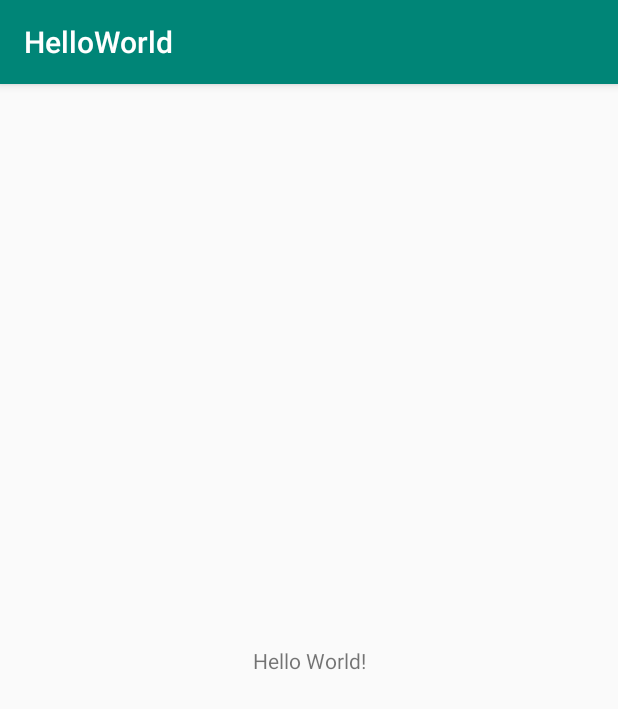
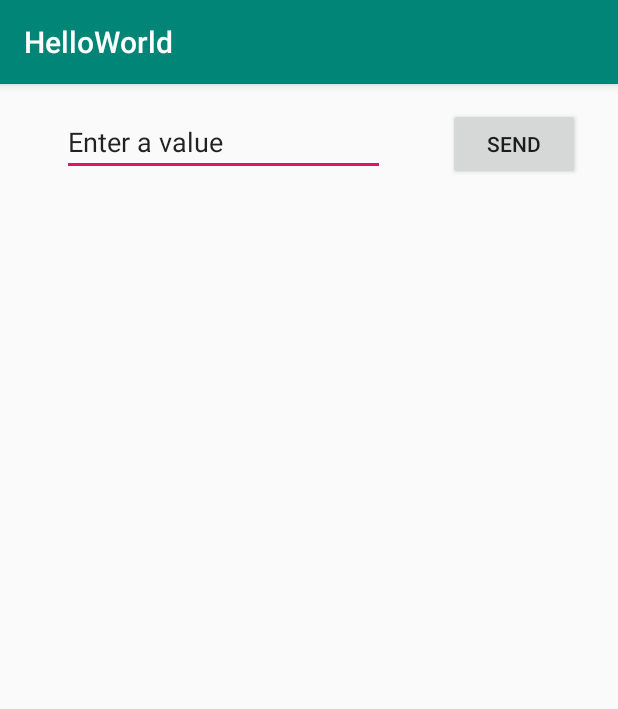
Before and after one commit to Iotaslair/Milestone, an Android app: the screen it shows after launch (MainActivity), on a phone screen of 412 x 824 dp. Shown: the top 709 px of the screen. Run offline under Robolectric (Android 15) with nearby library versions, the phone set to English and light mode, and no system bars.

Commit message:
Next activity done on the starter app

```diff
--- a/HelloWorld/app/src/main/java/com/williampembleton/helloworld/MainActivity.java
+++ b/HelloWorld/app/src/main/java/com/williampembleton/helloworld/MainActivity.java
@@ -1,13 +1,26 @@
 package com.williampembleton.helloworld;
 
+import android.content.Intent;
 import android.support.v7.app.AppCompatActivity;
 import android.os.Bundle;
+import android.view.View;
+import android.widget.EditText;
 
 public class MainActivity extends AppCompatActivity {
 
+    public static final String extra_Message = "com.williampembleton.HelloWorld.Message";
     @Override
     protected void onCreate(Bundle savedInstanceState) {
         super.onCreate(savedInstanceState);
         setContentView(R.layout.activity_main);
     }
+
+    public void sendMessage(View view)
+    {
+        Intent intent = new Intent(this,DisplayMessageActivity.class);
+        EditText editText = (EditText) findViewById(R.id.editText);
+        String message = editText.getText().toString();
+        intent.putExtra(extra_Message,message);
+        startActivity(intent);
+    }
 }
--- a/HelloWorld/app/src/main/res/layout/activity_main.xml
+++ b/HelloWorld/app/src/main/res/layout/activity_main.xml
@@ -6,13 +6,31 @@
     android:layout_height="match_parent"
     tools:context=".MainActivity">
 
-    <TextView
+    <EditText
+        android:id="@+id/editText"
+        android:layout_width="215dp"
+        android:layout_height="wrap_content"
+        android:layout_marginStart="16dp"
+        android:layout_marginLeft="16dp"
+        android:layout_marginTop="16dp"
+        android:ems="10"
+        android:inputType="textPersonName"
+        android:text="@string/edit_message"
+        app:layout_constraintEnd_toStartOf="@+id/button"
+        app:layout_constraintHorizontal_bias="0.5"
+        app:layout_constraintStart_toStartOf="parent"
+        app:layout_constraintTop_toTopOf="parent" />
+
+    <Button
+        android:id="@+id/button"
         android:layout_width="wrap_content"
         android:layout_height="wrap_content"
-        android:text="Hello World!"
-        app:layout_constraintBottom_toBottomOf="parent"
-        app:layout_constraintLeft_toLeftOf="parent"
-        app:layout_constraintRight_toRightOf="parent"
-        app:layout_constraintTop_toTopOf="parent" />
-
+        android:layout_marginStart="16dp"
+        android:layout_marginLeft="16dp"
+        android:onClick="sendMessage"
+        android:text="@string/button_send"
+        app:layout_constraintBaseline_toBaselineOf="@+id/editText"
+        app:layout_constraintEnd_toEndOf="parent"
+        app:layout_constraintHorizontal_bias="0.5"
+        app:layout_constraintStart_toEndOf="@+id/editText" />
 </android.support.constraint.ConstraintLayout>
--- a/HelloWorld/app/src/main/res/values/strings.xml
+++ b/HelloWorld/app/src/main/res/values/strings.xml
@@ -1,3 +1,6 @@
 <resources>
     <string name="app_name">HelloWorld</string>
+    <string name="edit_message">Enter a value</string>
+    <string name="button_send">Send</string>
+
 </resources>
```
Also changed, not shown: 1 other file.
